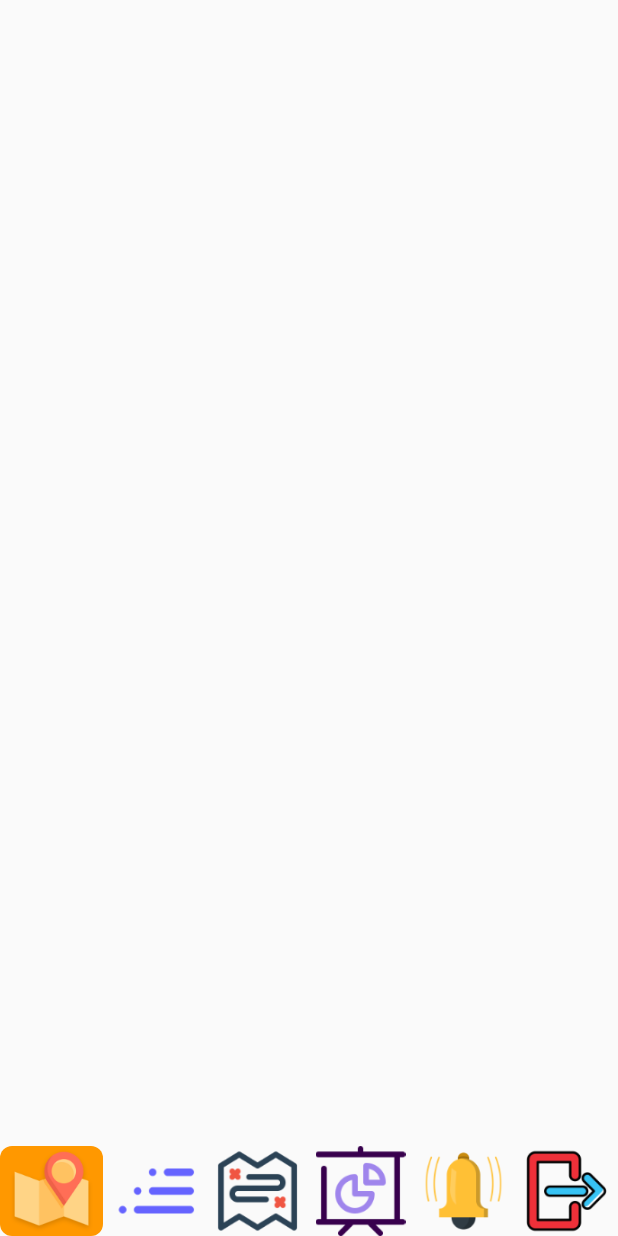
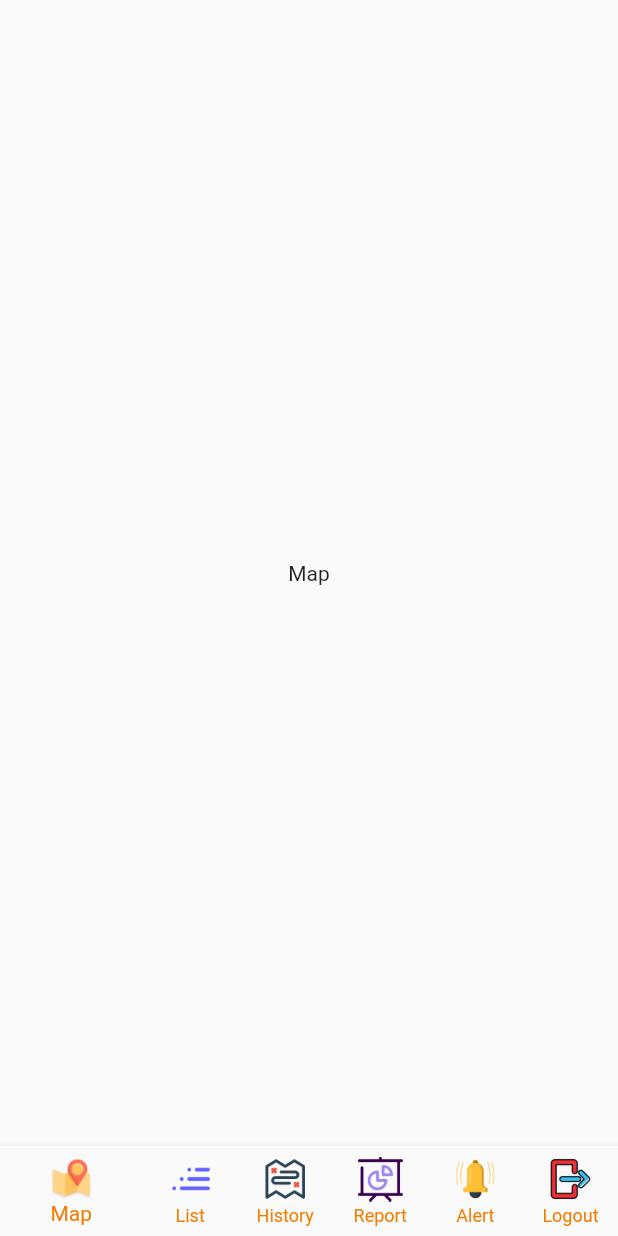
Before and after one commit to Mariumchonmon/V-trak_app, a Flutter app: the NavigationBar screen opened directly, on a phone screen of 412 x 824 dp. Run offline on Flutter 3.47's test engine with Material 2 defaults, Android fonts, the light colour scheme and no system bars; our stand-ins replace pin_code_text_field.

Commit message:
butoom navigation  bar

```diff
--- a/lib/screens/navigation_bar/navigation_bar.dart
+++ b/lib/screens/navigation_bar/navigation_bar.dart
@@ -6,95 +6,64 @@ class NavigationBar extends StatefulWidget {
 }
 
 class _NavigationBarState extends State<NavigationBar> {
-
+  int _currentIndex = 0;
+  final tabs = [
+    Center(child: Text('Map'),),
+    Center(child: Text('List'),),
+    Center(child: Text('History'),),
+    Center(child: Text('Report'),),
+    Center(child: Text('Alert'),),
+    Center(child: Text('Logout'),),
+  ];
 
   @override
   Widget build(BuildContext context) {
     return Scaffold(
-      bottomNavigationBar: Row(
-        children: [
-          Container(
-            padding: EdgeInsets.all(10),
-            height: 60,
-            width: MediaQuery.of(context).size.width/6,
-            decoration: BoxDecoration(
-              color: Colors.orange,
-              shape: BoxShape.rectangle,
-              borderRadius: new BorderRadius.circular(8.0),
-              image: DecorationImage(
-                image: AssetImage("assets/images/Rectangle 20.png"),
-                fit: BoxFit.fitHeight,
-              ),
+      body: tabs[_currentIndex],
+      bottomNavigationBar: BottomNavigationBar(
+        currentIndex: 0,
+        type: BottomNavigationBarType.shifting,
+        selectedItemColor: Colors.orange.shade700,
+        iconSize: 40,
+        unselectedItemColor: Colors.orange.shade700,
+        showUnselectedLabels: true,
+
+        elevation: 5,
+          items:  <BottomNavigationBarItem>[
+
+            BottomNavigationBarItem(
+                icon: Image.asset('assets/images/Rectangle 20.png', width: 30,),
+              label: 'Map',
+             // backgroundColor: Colors.orange,
             ),
-          ),
-          Container(
-            height: 60,
-            width: MediaQuery.of(context).size.width/6,
-            decoration: BoxDecoration(
-              shape: BoxShape.rectangle,
-              borderRadius: new BorderRadius.circular(8.0),
-              image: DecorationImage(
-                alignment: Alignment.topCenter,
-                image: AssetImage("assets/images/Rectangle 21.png"),
-              ),
+            BottomNavigationBarItem(
+              icon: Image.asset('assets/images/Rectangle 21.png', width: 30,),
+              label: 'List',
             ),
-          ),
-          Container(
-            height: 60,
-            width: MediaQuery.of(context).size.width/6,
-            decoration: BoxDecoration(
-              shape: BoxShape.rectangle,
-              borderRadius: new BorderRadius.circular(8.0),
-              image: DecorationImage(
-                image: AssetImage("assets/images/Rectangle 26.png"),
-                ),
+            BottomNavigationBarItem(
+              icon: Image.asset('assets/images/Rectangle 26.png', width: 30,),
+              label: 'History',
+            ),
+            BottomNavigationBarItem(
+              icon: Image.asset('assets/images/Rectangle -2.png', width: 30,),
+              label: 'Report',
+            ),
+            BottomNavigationBarItem(
+              icon: Image.asset('assets/images/Rectangle -1.png', width: 30,),
+              label: 'Alert',
+            ),
+            BottomNavigationBarItem(
+              icon: Image.asset('assets/images/Rectangle 16.png', width: 30,),
+              label: 'Logout',
+            ),
+          ],
+          onTap: (index){
+          setState(() {
+            _currentIndex = index;
+          });
+          },
 
-
-            ),
-          ),
-          Container(
-            height: 60,
-            width: MediaQuery.of(context).size.width/6,
-            decoration: BoxDecoration(
-              shape: BoxShape.rectangle,
-              borderRadius: new BorderRadius.circular(8.0),
-              image: DecorationImage(
-                image: AssetImage("assets/images/Rectangle -2.png",),
-                ),
-
-            ),
-          ),
-          Container(
-            height: 60,
-            width: MediaQuery.of(context).size.width/6,
-            decoration: BoxDecoration(
-              shape: BoxShape.rectangle,
-              borderRadius: new BorderRadius.circular(8.0),
-              image: DecorationImage(
-                image: AssetImage("assets/images/Rectangle -1.png"),
-                ),
-
-            ),
-          ),
-          Container(
-            height: 60,
-            width: MediaQuery.of(context).size.width/6,
-            decoration: BoxDecoration(
-              shape: BoxShape.rectangle,
-              borderRadius: new BorderRadius.circular(8.0),
-              image: DecorationImage(
-                image: AssetImage("assets/images/Rectangle 16.png"),
-              ),
-
-            ),
-          ),
-
-        ],
       ),
-
-
-
-
     );
   }
 }
--- a/pubspec.yaml
+++ b/pubspec.yaml
@@ -24,6 +24,8 @@ dependencies:
   flutter:
     sdk: flutter
   pin_code_text_field: ^1.8.0
+  floating_bottom_navigation_bar: ^1.5.2
+
 
 
   # The following adds the Cupertino Icons font to your application.
```
Also changed, not shown: pubspec.lock.
